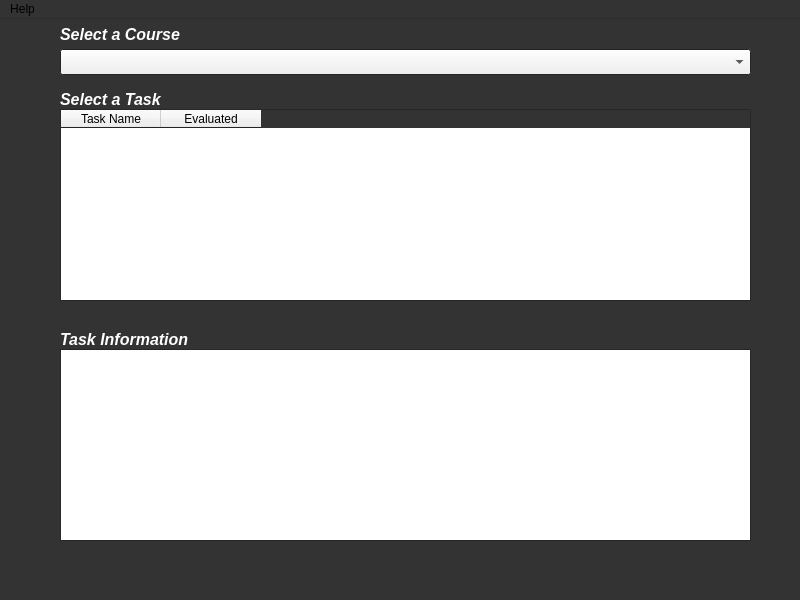
wfairclough/TAE, file TAEval-Client/tawindow.ui: the form before one commit.
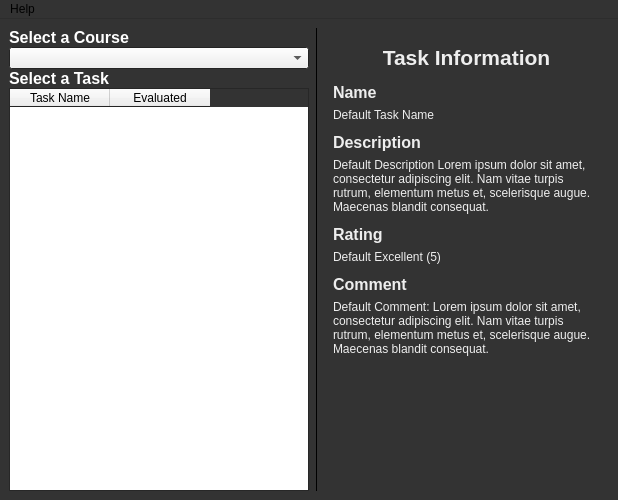
The form after the commit. The open tabs and pages were chosen to show the change.

What changed in the file:
```diff
--- a/TAEval-Client/tawindow.ui
+++ b/TAEval-Client/tawindow.ui
@@ -6,8 +6,8 @@
    <rect>
     <x>0</x>
     <y>0</y>
-    <width>800</width>
-    <height>600</height>
+    <width>618</width>
+    <height>500</height>
    </rect>
   </property>
   <property name="palette">
@@ -78,30 +78,35 @@
    <string>MainWindow</string>
   </property>
   <widget class="QWidget" name="centralwidget">
-   <widget class="QComboBox" name="courseComboBox">
-    <property name="geometry">
-     <rect>
-      <x>60</x>
-      <y>30</y>
-      <width>691</width>
-      <height>26</height>
-     </rect>
-    </property>
-   </widget>
-   <widget class="QLabel" name="label">
-    <property name="geometry">
-     <rect>
-      <x>60</x>
-      <y>5</y>
-      <width>141</width>
-      <height>21</height>
-     </rect>
-    </property>
+   <layout class="QHBoxLayout" name="horizontalLayout">
+    <item>
+     <widget class="QWidget" name="leftWidget" native="true">
+      <property name="sizePolicy">
+       <sizepolicy hsizetype="Fixed" vsizetype="Preferred">
+        <horstretch>0</horstretch>
+        <verstretch>0</verstretch>
+       </sizepolicy>
+      </property>
+      <property name="minimumSize">
+       <size>
+        <width>300</width>
+        <height>0</height>
+       </size>
+      </property>
+      <layout class="QVBoxLayout" name="verticalLayout">
+       <property name="spacing">
+        <number>0</number>
+       </property>
+       <property name="margin">
+        <number>0</number>
+       </property>
+       <item>
+        <widget class="QLabel" name="courseLabel">
     <property name="font">
      <font>
       <pointsize>12</pointsize>
       <weight>75</weight>
-      <italic>true</italic>
+           <italic>false</italic>
       <bold>true</bold>
      </font>
     </property>
@@ -112,15 +117,30 @@
      <string>Select a Course</string>
     </property>
    </widget>
-   <widget class="QTableWidget" name="TW_TaskSelect">
-    <property name="geometry">
-     <rect>
-      <x>60</x>
-      <y>90</y>
-      <width>691</width>
-      <height>192</height>
-     </rect>
-    </property>
+       </item>
+       <item>
+        <widget class="QComboBox" name="courseComboBox"/>
+       </item>
+       <item>
+        <widget class="QLabel" name="taskLabel">
+         <property name="font">
+          <font>
+           <pointsize>12</pointsize>
+           <weight>75</weight>
+           <italic>false</italic>
+           <bold>true</bold>
+          </font>
+         </property>
+         <property name="styleSheet">
+          <string notr="true">color: white;</string>
+         </property>
+         <property name="text">
+          <string>Select a Task</string>
+         </property>
+        </widget>
+       </item>
+       <item>
+        <widget class="QTableWidget" name="taskTable">
     <property name="sizePolicy">
      <sizepolicy hsizetype="Expanding" vsizetype="Expanding">
       <horstretch>100</horstretch>
@@ -138,72 +158,359 @@
      </property>
     </column>
    </widget>
-   <widget class="QLabel" name="label_2">
-    <property name="geometry">
-     <rect>
-      <x>60</x>
-      <y>70</y>
-      <width>141</width>
-      <height>21</height>
-     </rect>
-    </property>
+       </item>
+      </layout>
+     </widget>
+    </item>
+    <item>
+     <widget class="Line" name="line">
+      <property name="frameShadow">
+       <enum>QFrame::Plain</enum>
+      </property>
+      <property name="lineWidth">
+       <number>1</number>
+      </property>
+      <property name="orientation">
+       <enum>Qt::Vertical</enum>
+      </property>
+     </widget>
+    </item>
+    <item>
+     <widget class="QStackedWidget" name="rightWidget">
+      <property name="currentIndex">
+       <number>0</number>
+      </property>
+      <widget class="QWidget" name="taskHelp">
+       <layout class="QVBoxLayout" name="verticalLayout_2">
+        <item>
+         <widget class="QLabel" name="taskInfoTitle1">
+          <property name="sizePolicy">
+           <sizepolicy hsizetype="Preferred" vsizetype="Fixed">
+            <horstretch>0</horstretch>
+            <verstretch>0</verstretch>
+           </sizepolicy>
+          </property>
+          <property name="minimumSize">
+           <size>
+            <width>0</width>
+            <height>40</height>
+           </size>
+          </property>
     <property name="font">
      <font>
+            <pointsize>16</pointsize>
+            <weight>75</weight>
+            <bold>true</bold>
+           </font>
+          </property>
+          <property name="styleSheet">
+           <string notr="true">color:#eee</string>
+          </property>
+          <property name="text">
+           <string>Task Information</string>
+          </property>
+          <property name="alignment">
+           <set>Qt::AlignCenter</set>
+          </property>
+         </widget>
+        </item>
+        <item>
+         <widget class="QLabel" name="taskHelpLabel">
+          <property name="styleSheet">
+           <string notr="true">color:#bbb</string>
+          </property>
+          <property name="text">
+           <string>&lt;html&gt;&lt;head/&gt;&lt;body&gt;&lt;p&gt;select a Task from the Tasks table&lt;br/&gt;to see detailed information about it&lt;/p&gt;&lt;/body&gt;&lt;/html&gt;</string>
+          </property>
+          <property name="alignment">
+           <set>Qt::AlignCenter</set>
+          </property>
+         </widget>
+        </item>
+       </layout>
+      </widget>
+      <widget class="QWidget" name="page_2">
+       <layout class="QVBoxLayout" name="verticalLayout_3">
+        <item>
+         <widget class="QLabel" name="taskInfoTitle2">
+          <property name="sizePolicy">
+           <sizepolicy hsizetype="Preferred" vsizetype="Fixed">
+            <horstretch>0</horstretch>
+            <verstretch>0</verstretch>
+           </sizepolicy>
+          </property>
+          <property name="minimumSize">
+           <size>
+            <width>0</width>
+            <height>40</height>
+           </size>
+          </property>
+          <property name="font">
+           <font>
+            <pointsize>16</pointsize>
+            <weight>75</weight>
+            <bold>true</bold>
+           </font>
+          </property>
+          <property name="styleSheet">
+           <string notr="true">color:#eee</string>
+          </property>
+          <property name="text">
+           <string>Task Information</string>
+          </property>
+          <property name="alignment">
+           <set>Qt::AlignCenter</set>
+          </property>
+         </widget>
+        </item>
+        <item>
+         <widget class="QLabel" name="nameLabel2">
+          <property name="sizePolicy">
+           <sizepolicy hsizetype="Preferred" vsizetype="Fixed">
+            <horstretch>0</horstretch>
+            <verstretch>0</verstretch>
+           </sizepolicy>
+          </property>
+          <property name="font">
+           <font>
       <pointsize>12</pointsize>
       <weight>75</weight>
-      <italic>true</italic>
       <bold>true</bold>
      </font>
     </property>
     <property name="styleSheet">
-     <string notr="true">color: white;</string>
+           <string notr="true">color:#eee</string>
     </property>
     <property name="text">
-     <string>Select a Task</string>
-    </property>
-   </widget>
-   <widget class="QTableWidget" name="TW_DisplayTaskInfo">
-    <property name="geometry">
-     <rect>
-      <x>60</x>
-      <y>330</y>
-      <width>691</width>
-      <height>192</height>
-     </rect>
-    </property>
-   </widget>
-   <widget class="QLabel" name="label_3">
-    <property name="geometry">
-     <rect>
-      <x>60</x>
-      <y>310</y>
-      <width>141</width>
-      <height>21</height>
-     </rect>
-    </property>
+           <string>Name</string>
+          </property>
+         </widget>
+        </item>
+        <item>
+         <widget class="QLabel" name="name">
+          <property name="sizePolicy">
+           <sizepolicy hsizetype="Preferred" vsizetype="Fixed">
+            <horstretch>0</horstretch>
+            <verstretch>0</verstretch>
+           </sizepolicy>
+          </property>
+          <property name="styleSheet">
+           <string notr="true">color:#eee;</string>
+          </property>
+          <property name="text">
+           <string>Default Task Name</string>
+          </property>
+          <property name="alignment">
+           <set>Qt::AlignLeading|Qt::AlignLeft|Qt::AlignTop</set>
+          </property>
+          <property name="wordWrap">
+           <bool>true</bool>
+          </property>
+         </widget>
+        </item>
+        <item>
+         <spacer name="verticalSpacer2_1">
+          <property name="orientation">
+           <enum>Qt::Vertical</enum>
+          </property>
+          <property name="sizeType">
+           <enum>QSizePolicy::Fixed</enum>
+          </property>
+          <property name="sizeHint" stdset="0">
+           <size>
+            <width>20</width>
+            <height>5</height>
+           </size>
+          </property>
+         </spacer>
+        </item>
+        <item>
+         <widget class="QLabel" name="descriptionLabel2">
+          <property name="sizePolicy">
+           <sizepolicy hsizetype="Preferred" vsizetype="Fixed">
+            <horstretch>0</horstretch>
+            <verstretch>0</verstretch>
+           </sizepolicy>
+          </property>
     <property name="font">
      <font>
       <pointsize>12</pointsize>
       <weight>75</weight>
-      <italic>true</italic>
       <bold>true</bold>
      </font>
     </property>
     <property name="styleSheet">
-     <string notr="true">color: white;</string>
+           <string notr="true">color:#eee;</string>
     </property>
     <property name="text">
-     <string>Task Information</string>
-    </property>
-   </widget>
+           <string>Description</string>
+          </property>
+         </widget>
+        </item>
+        <item>
+         <widget class="QLabel" name="description">
+          <property name="sizePolicy">
+           <sizepolicy hsizetype="Preferred" vsizetype="Preferred">
+            <horstretch>0</horstretch>
+            <verstretch>0</verstretch>
+           </sizepolicy>
+          </property>
+          <property name="styleSheet">
+           <string notr="true">color:#eee;</string>
+          </property>
+          <property name="text">
+           <string>Default Description Lorem ipsum dolor sit amet, consectetur adipiscing elit. Nam vitae turpis rutrum, elementum metus et, scelerisque augue. Maecenas blandit consequat.</string>
+          </property>
+          <property name="alignment">
+           <set>Qt::AlignLeading|Qt::AlignLeft|Qt::AlignTop</set>
+          </property>
+          <property name="wordWrap">
+           <bool>true</bool>
+          </property>
+         </widget>
+        </item>
+        <item>
+         <spacer name="verticalSpacer2_2">
+          <property name="orientation">
+           <enum>Qt::Vertical</enum>
+          </property>
+          <property name="sizeType">
+           <enum>QSizePolicy::Fixed</enum>
+          </property>
+          <property name="sizeHint" stdset="0">
+           <size>
+            <width>20</width>
+            <height>5</height>
+           </size>
+          </property>
+         </spacer>
+        </item>
+        <item>
+         <widget class="QLabel" name="ratingLabel2">
+          <property name="sizePolicy">
+           <sizepolicy hsizetype="Preferred" vsizetype="Fixed">
+            <horstretch>0</horstretch>
+            <verstretch>0</verstretch>
+           </sizepolicy>
+          </property>
+          <property name="font">
+           <font>
+            <pointsize>12</pointsize>
+            <weight>75</weight>
+            <bold>true</bold>
+           </font>
+          </property>
+          <property name="styleSheet">
+           <string notr="true">color:#eee;</string>
+          </property>
+          <property name="text">
+           <string>Rating</string>
+          </property>
+         </widget>
+        </item>
+        <item>
+         <widget class="QLabel" name="rating">
+          <property name="sizePolicy">
+           <sizepolicy hsizetype="Preferred" vsizetype="Fixed">
+            <horstretch>0</horstretch>
+            <verstretch>0</verstretch>
+           </sizepolicy>
+          </property>
+          <property name="styleSheet">
+           <string notr="true">color:#eee;</string>
+          </property>
+          <property name="text">
+           <string>Default Excellent (5)</string>
+          </property>
+          <property name="alignment">
+           <set>Qt::AlignLeading|Qt::AlignLeft|Qt::AlignTop</set>
+          </property>
+          <property name="wordWrap">
+           <bool>true</bool>
+          </property>
+         </widget>
+        </item>
+        <item>
+         <spacer name="verticalSpacer2_3">
+          <property name="orientation">
+           <enum>Qt::Vertical</enum>
+          </property>
+          <property name="sizeType">
+           <enum>QSizePolicy::Fixed</enum>
+          </property>
+          <property name="sizeHint" stdset="0">
+           <size>
+            <width>20</width>
+            <height>5</height>
+           </size>
+          </property>
+         </spacer>
+        </item>
+        <item>
+         <widget class="QLabel" name="commentLabel2">
+          <property name="sizePolicy">
+           <sizepolicy hsizetype="Preferred" vsizetype="Fixed">
+            <horstretch>0</horstretch>
+            <verstretch>0</verstretch>
+           </sizepolicy>
+          </property>
+          <property name="font">
+           <font>
+            <pointsize>12</pointsize>
+            <weight>75</weight>
+            <bold>true</bold>
+           </font>
+          </property>
+          <property name="styleSheet">
+           <string notr="true">color:#eee;</string>
+          </property>
+          <property name="text">
+           <string>Comment</string>
+          </property>
+         </widget>
+        </item>
+        <item>
+         <widget class="QLabel" name="comment">
+          <property name="styleSheet">
+           <string notr="true">color:#eee;</string>
+          </property>
+          <property name="text">
+           <string>&lt;html&gt;&lt;head/&gt;&lt;body&gt;&lt;p&gt;Default Comment: Lorem ipsum dolor sit amet, consectetur adipiscing elit. Nam vitae turpis rutrum, elementum metus et, scelerisque augue. Maecenas blandit consequat.&lt;/p&gt;&lt;/body&gt;&lt;/html&gt;</string>
+          </property>
+          <property name="alignment">
+           <set>Qt::AlignLeading|Qt::AlignLeft|Qt::AlignTop</set>
+          </property>
+          <property name="wordWrap">
+           <bool>true</bool>
+          </property>
+         </widget>
+        </item>
+        <item>
+         <spacer name="verticalSpacer2_4">
+          <property name="orientation">
+           <enum>Qt::Vertical</enum>
+          </property>
+          <property name="sizeHint" stdset="0">
+           <size>
+            <width>20</width>
+            <height>0</height>
+           </size>
+          </property>
+         </spacer>
+        </item>
+       </layout>
+      </widget>
+     </widget>
+    </item>
+   </layout>
   </widget>
   <widget class="QMenuBar" name="menubar">
    <property name="geometry">
     <rect>
      <x>0</x>
      <y>0</y>
-     <width>800</width>
-     <height>22</height>
+     <width>618</width>
+     <height>24</height>
     </rect>
    </property>
    <widget class="QMenu" name="menuHelp">
```
Lines whose indentation alone changed are shown as unchanged.
